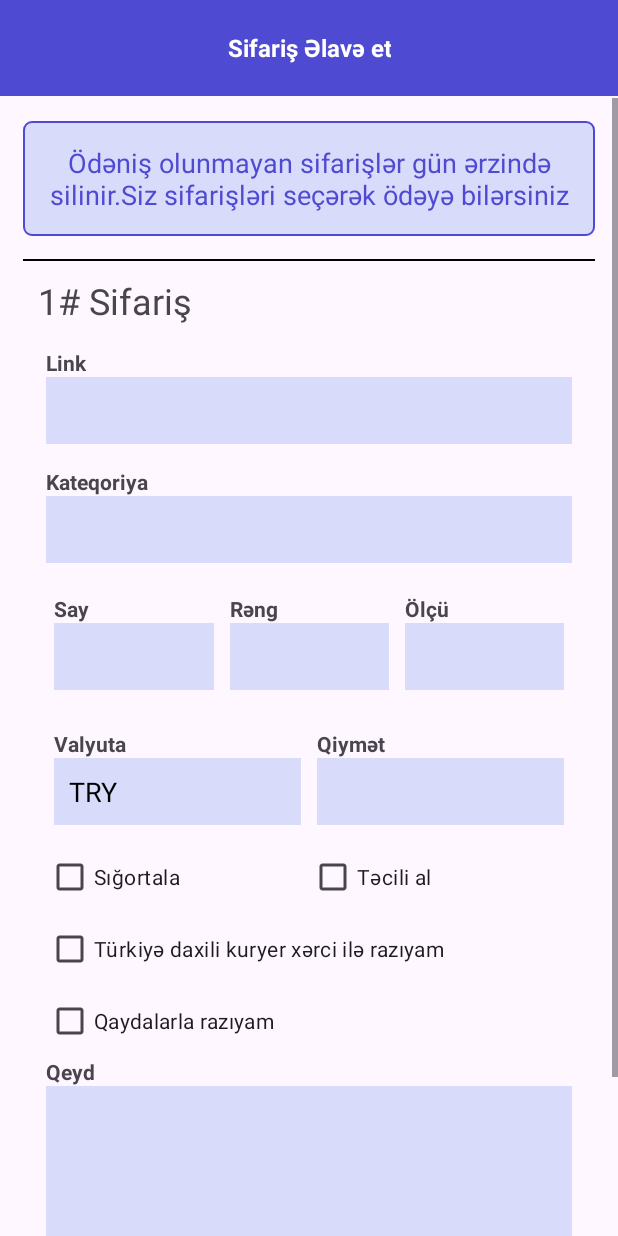
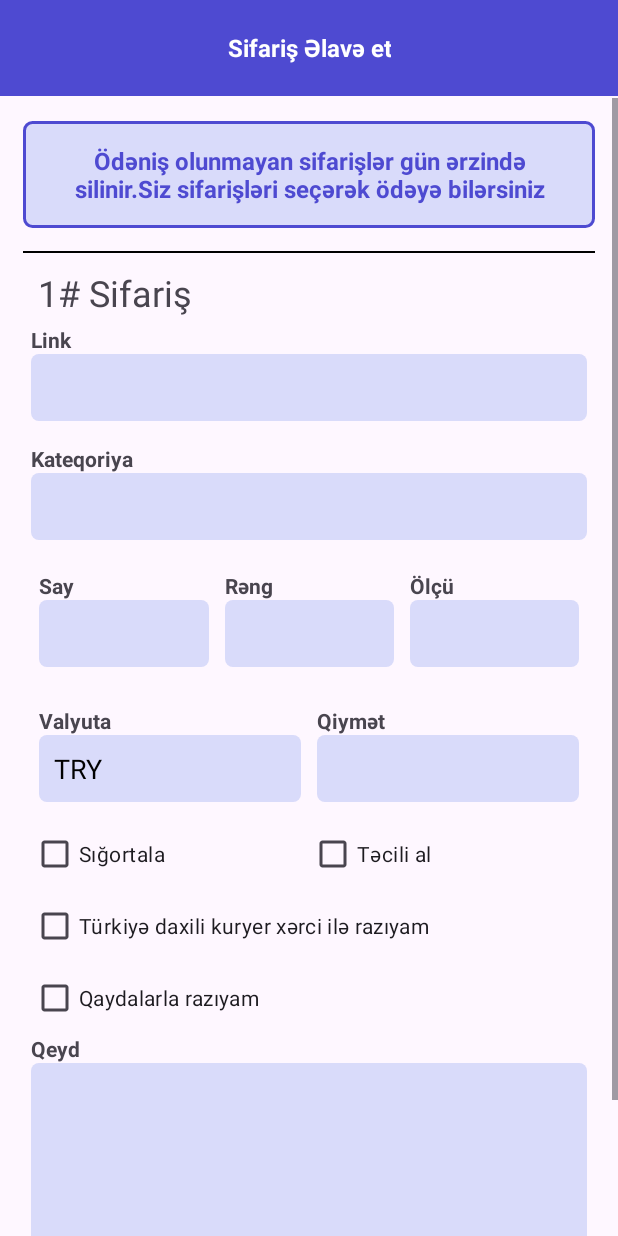
Before and after one commit to ImranMelikov0/Zipex, an Android app: the fragment LinkFragment shown on its own in the app's theme, on a phone screen of 412 x 824 dp. Run offline under Robolectric (Android 15) with nearby library versions, the phone set to English and light mode, and no system bars.

```diff
--- /dev/null
+++ b/app/src/main/res/drawable/baseline_delete_24.xml
@@ -0,0 +1,5 @@
+<vector android:height="24dp" android:tint="#CE0000"
+    android:viewportHeight="24" android:viewportWidth="24"
+    android:width="24dp" xmlns:android="http://schemas.android.com/apk/res/android">
+    <path android:fillColor="@android:color/white" android:pathData="M6,19c0,1.1 0.9,2 2,2h8c1.1,0 2,-0.9 2,-2V7H6v12zM19,4h-3.5l-1,-1h-5l-1,1H5v2h14V4z"/>
+</vector>
--- /dev/null
+++ b/app/src/main/res/drawable/baseline_design_services_24.xml
@@ -0,0 +1,6 @@
+<vector android:height="24dp" android:tint="#4E4AD1"
+    android:viewportHeight="24" android:viewportWidth="24"
+    android:width="24dp" xmlns:android="http://schemas.android.com/apk/res/android">
+    <path android:fillColor="@android:color/white" android:pathData="M16.24,11.51l1.57,-1.57l-3.75,-3.75l-1.57,1.57L8.35,3.63c-0.78,-0.78 -2.05,-0.78 -2.83,0l-1.9,1.9c-0.78,0.78 -0.78,2.05 0,2.83l4.13,4.13L3,17.25V21h3.75l4.76,-4.76l4.13,4.13c0.95,0.95 2.23,0.6 2.83,0l1.9,-1.9c0.78,-0.78 0.78,-2.05 0,-2.83L16.24,11.51zM9.18,11.07L5.04,6.94l1.89,-1.9c0,0 0,0 0,0l1.27,1.27L7.02,7.5l1.41,1.41l1.19,-1.19l1.45,1.45L9.18,11.07zM17.06,18.96l-4.13,-4.13l1.9,-1.9l1.45,1.45l-1.19,1.19l1.41,1.41l1.19,-1.19l1.27,1.27L17.06,18.96z"/>
+    <path android:fillColor="@android:color/white" android:pathData="M20.71,7.04c0.39,-0.39 0.39,-1.02 0,-1.41l-2.34,-2.34c-0.47,-0.47 -1.12,-0.29 -1.41,0l-1.83,1.83l3.75,3.75L20.71,7.04z"/>
+</vector>
--- /dev/null
+++ b/app/src/main/res/drawable/baseline_remove_red_eye_24.xml
@@ -0,0 +1,5 @@
+<vector android:height="24dp" android:tint="#4E4AD1"
+    android:viewportHeight="24" android:viewportWidth="24"
+    android:width="24dp" xmlns:android="http://schemas.android.com/apk/res/android">
+    <path android:fillColor="@android:color/white" android:pathData="M12,4.5C7,4.5 2.73,7.61 1,12c1.73,4.39 6,7.5 11,7.5s9.27,-3.11 11,-7.5c-1.73,-4.39 -6,-7.5 -11,-7.5zM12,17c-2.76,0 -5,-2.24 -5,-5s2.24,-5 5,-5 5,2.24 5,5 -2.24,5 -5,5zM12,9c-1.66,0 -3,1.34 -3,3s1.34,3 3,3 3,-1.34 3,-3 -1.34,-3 -3,-3z"/>
+</vector>
--- a/app/src/main/res/drawable/shape_items_linearlayout.xml
+++ b/app/src/main/res/drawable/shape_items_linearlayout.xml
@@ -3,5 +3,5 @@
     <solid
         android:color="#D9DBFA"/>
 <corners android:radius="5dp"/>
-    <stroke android:color="@color/primary" android:width="1dp"/>
+    <stroke android:color="@color/primary" android:width="2dp"/>
 </shape>
--- a/app/src/main/res/layout/activity_main.xml
+++ b/app/src/main/res/layout/activity_main.xml
@@ -37,7 +37,7 @@
         android:layout_marginEnd="0dp"
         app:defaultNavHost="true"
         app:layout_behavior="@string/appbar_scrolling_view_behavior"
-        app:layout_constraintBottom_toBottomOf="parent"
+        app:layout_constraintBottom_toTopOf="@id/bottomNavigationView2"
         app:layout_constraintEnd_toEndOf="parent"
         app:layout_constraintStart_toStartOf="parent"
         app:layout_constraintTop_toTopOf="parent"
--- a/app/src/main/res/layout/fragment_link.xml
+++ b/app/src/main/res/layout/fragment_link.xml
@@ -55,7 +55,8 @@
                     android:layout_height="wrap_content"
                     android:text="Ödəniş olunmayan sifarişlər gün ərzində silinir.Siz sifarişləri seçərək ödəyə bilərsiniz"
                     android:textAlignment="center"
-                    android:textSize="18dp"
+                    android:textSize="16dp"
+                    android:textStyle="bold"
                     android:textColor="@color/primary"
                     android:layout_margin="15dp"/>
             </LinearLayout>
@@ -82,7 +83,7 @@
                     android:layout_height="wrap_content"
                     android:orientation="vertical"
                     android:layout_weight="1"
-                    android:layout_margin="15dp">
+                    android:layout_margin="5dp">
                     <LinearLayout
                         android:orientation="vertical"
                         android:layout_width="match_parent"
@@ -94,13 +95,15 @@
                             android:layout_height="wrap_content"
                             android:text="Link"
                             android:textStyle="bold"/>
+
                         <EditText
                             android:id="@+id/editLink"
-                            android:layout_weight="1"
                             android:layout_width="match_parent"
                             android:layout_height="wrap_content"
-                            android:background="@color/openblue"
-                            android:padding="10dp"/>
+                            android:layout_weight="1"
+                            android:background="@drawable/shape_items"
+                            android:padding="10dp"
+                            android:singleLine="true" />
                     </LinearLayout>
                     <LinearLayout
                         android:layout_marginTop="15dp"
@@ -114,13 +117,15 @@
                             android:layout_height="wrap_content"
                             android:text="Kateqoriya"
                             android:textStyle="bold"/>
+
                         <EditText
                             android:id="@+id/editCategory"
-                            android:layout_weight="1"
                             android:layout_width="match_parent"
                             android:layout_height="wrap_content"
-                            android:background="@color/openblue"
-                            android:padding="10dp"/>
+                            android:layout_weight="1"
+                            android:background="@drawable/shape_items"
+                            android:padding="10dp"
+                            android:singleLine="true" />
                     </LinearLayout>
                     <LinearLayout
                         android:layout_marginTop="15dp"
@@ -141,13 +146,15 @@
                                 android:layout_height="wrap_content"
                                 android:text="Say"
                                 android:textStyle="bold"/>
+
                             <EditText
                                 android:id="@+id/editquantity"
-                                android:layout_weight="1"
                                 android:layout_width="match_parent"
                                 android:layout_height="wrap_content"
-                                android:background="@color/openblue"
-                                android:padding="10dp"/>
+                                android:layout_weight="1"
+                                android:background="@drawable/shape_items"
+                                android:padding="10dp"
+                                android:singleLine="true" />
                         </LinearLayout>
                         <LinearLayout
                             android:layout_margin="5dp"
@@ -161,13 +168,15 @@
                                 android:layout_height="wrap_content"
                                 android:text="Rəng"
                                 android:textStyle="bold"/>
+
                             <EditText
                                 android:id="@+id/editcolor"
-                                android:layout_weight="1"
                                 android:layout_width="match_parent"
                                 android:layout_height="wrap_content"
-                                android:background="@color/openblue"
-                                android:padding="10dp"/>
+                                android:layout_weight="1"
+                                android:background="@drawable/shape_items"
+                                android:padding="10dp"
+                                android:singleLine="true" />
                         </LinearLayout>
                         <LinearLayout
                             android:layout_margin="5dp"
@@ -181,13 +190,15 @@
                                 android:layout_height="wrap_content"
                                 android:text="Ölçü"
                                 android:textStyle="bold"/>
+
                             <EditText
                                 android:id="@+id/editsize"
-                                android:layout_weight="1"
                                 android:layout_width="match_parent"
                                 android:layout_height="wrap_content"
-                                android:background="@color/openblue"
-                                android:padding="10dp"/>
+                                android:layout_weight="1"
+                                android:background="@drawable/shape_items"
+                                android:padding="10dp"
+                                android:singleLine="true" />
                         </LinearLayout>
 
                     </LinearLayout>
@@ -212,16 +223,18 @@
                                 android:layout_height="wrap_content"
                                 android:text="Valyuta"
                                 android:textStyle="bold"/>
+
                             <EditText
-                                android:enabled="false"
-                                android:layout_weight="1"
                                 android:layout_width="match_parent"
                                 android:layout_height="wrap_content"
-                                android:background="@color/openblue"
+                                android:layout_weight="1"
+                                android:background="@drawable/shape_items"
+                                android:enabled="false"
+                                android:padding="10dp"
+                                android:singleLine="true"
+
                                 android:text="TRY"
-                                android:textColor="@color/black"
-
-                                android:padding="10dp"/>
+                                android:textColor="@color/black" />
                         </LinearLayout>
                         <LinearLayout
                             android:layout_margin="5dp"
@@ -235,13 +248,15 @@
                                 android:layout_height="wrap_content"
                                 android:text="Qiymət"
                                 android:textStyle="bold"/>
+
                             <EditText
                                 android:id="@+id/editprice"
-                                android:layout_weight="1"
                                 android:layout_width="match_parent"
                                 android:layout_height="wrap_content"
-                                android:background="@color/openblue"
-                                android:padding="10dp"/>
+                                android:layout_weight="1"
+                                android:background="@drawable/shape_items"
+                                android:padding="10dp"
+                                android:singleLine="true" />
                         </LinearLayout>
 
                     </LinearLayout>
@@ -303,14 +318,18 @@
                             android:layout_height="wrap_content"
                             android:text="Qeyd"
                             android:textStyle="bold"/>
+
                         <EditText
                             android:id="@+id/editcomment"
+                            android:layout_width="match_parent"
+                            android:layout_height="130dp"
+                            android:gravity="top|start"
+                            android:textSize="14dp"
                             android:layout_weight="1"
-                            android:textAlignment="textStart"
-                            android:layout_width="match_parent"
-                            android:layout_height="wrap_content"
-                            android:background="@color/openblue"
-                            android:padding="50dp"/>
+                            android:padding="10dp"
+                            android:background="@drawable/shape_items"
+                            android:ems="10"
+                            android:inputType="textMultiLine" />
                     </LinearLayout>
                     <LinearLayout
                         android:layout_width="match_parent"
--- a/app/src/main/res/values/colors.xml
+++ b/app/src/main/res/values/colors.xml
@@ -4,4 +4,5 @@
     <color name="white">#FFFFFFFF</color>
     <color name="openblue">#D9DBFA</color>
     <color name="primary">#4E4AD1</color>
+    <color name="red">#FA0303</color>
 </resources>
```
Also changed, not shown: app/src/main/res/layout/cart_row.xml (added, +253 -0 lines), app/src/main/res/layout/fragment_balance.xml (+8 -2 lines), app/src/main/res/layout/fragment_cart.xml (+74 -7 lines), app/src/main/res/layout/fragment_home.xml (+8 -4 lines), app/src/main/res/layout/fragment_order.xml (+7 -4 lines).
